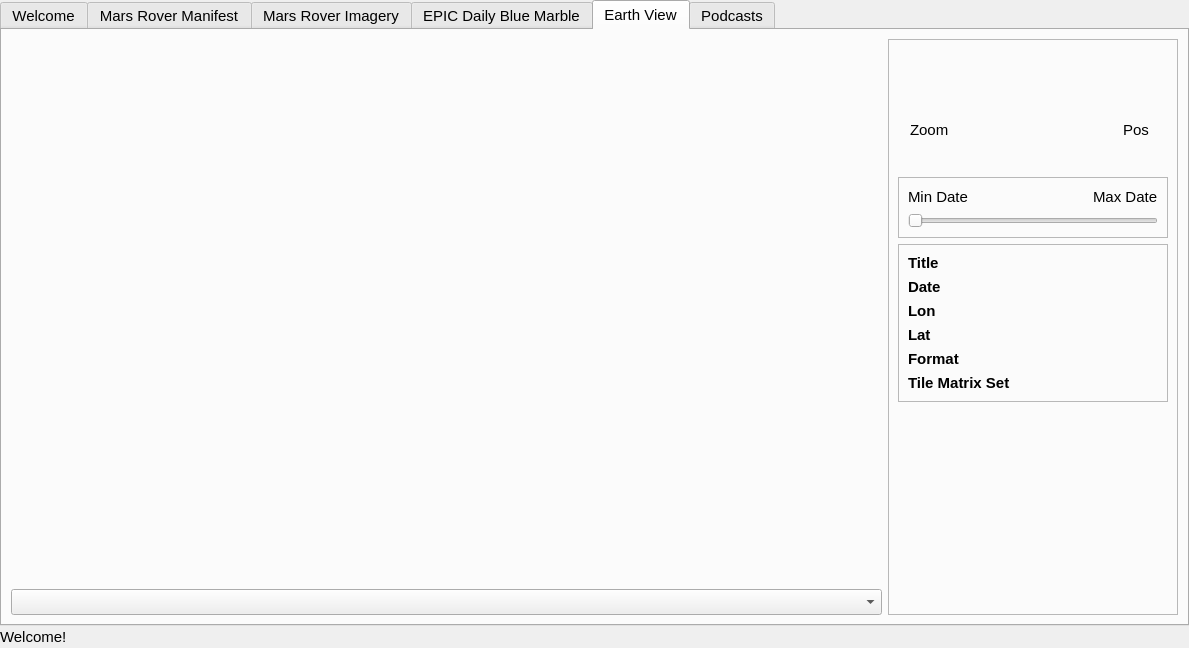
This is mainwindow.ui in DavidJerman/AstroXplorer as Qt 5 draws it before an edit. The edited form follows.
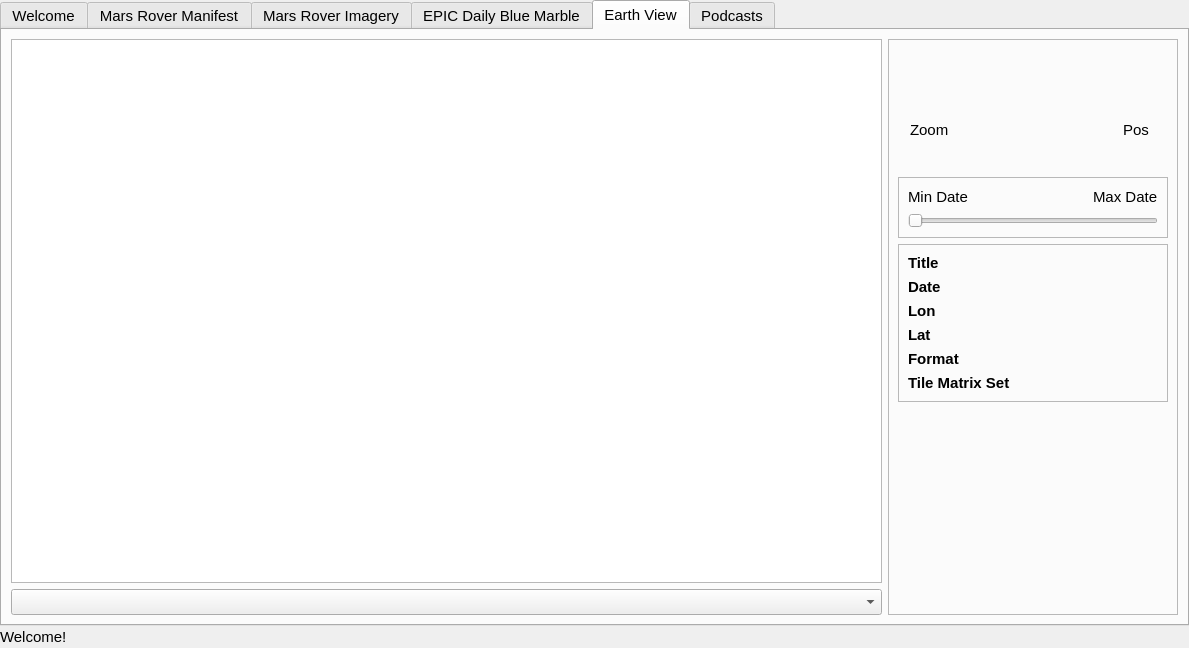
This is the edited form. Icons and pictures are not drawn.

Commit message: Map tiles are now loaded in the UI

```diff
--- a/mainwindow.ui
+++ b/mainwindow.ui
@@ -4062,16 +4062,6 @@
         <string>Earth View</string>
        </attribute>
        <layout class="QGridLayout" name="gridLayout_15" columnstretch="30,0,10">
-        <item row="0" column="0">
-         <widget class="QLabel" name="MapImageLabel">
-          <property name="text">
-           <string>&lt;Map Image Label&gt;</string>
-          </property>
-          <property name="alignment">
-           <set>Qt::AlignCenter</set>
-          </property>
-         </widget>
-        </item>
         <item row="0" column="2" rowspan="2">
          <widget class="QFrame" name="MapControlsFrame">
           <property name="frameShape">
@@ -4453,8 +4443,8 @@
              </property>
             </widget>
            </item>
-           <item row="4" column="0">
-            <widget class="QLabel" name="label_15">
+           <item row="4" column="0" alignment="Qt::AlignHCenter">
+            <widget class="QLabel" name="MapZoomLabel">
              <property name="text">
               <string/>
              </property>
@@ -4467,8 +4457,8 @@
              </property>
             </widget>
            </item>
-           <item row="4" column="4">
-            <widget class="QLabel" name="label_17">
+           <item row="4" column="4" alignment="Qt::AlignHCenter">
+            <widget class="QLabel" name="MapPosLabel">
              <property name="text">
               <string/>
              </property>
@@ -4480,6 +4470,64 @@
         <item row="1" column="0">
          <widget class="QComboBox" name="MapLayerComboBox"/>
         </item>
+        <item row="0" column="0">
+         <widget class="QTableWidget" name="MapTilesTable">
+          <property name="lineWidth">
+           <number>0</number>
+          </property>
+          <property name="verticalScrollBarPolicy">
+           <enum>Qt::ScrollBarAlwaysOff</enum>
+          </property>
+          <property name="horizontalScrollBarPolicy">
+           <enum>Qt::ScrollBarAlwaysOff</enum>
+          </property>
+          <property name="tabKeyNavigation">
+           <bool>false</bool>
+          </property>
+          <property name="dragDropOverwriteMode">
+           <bool>true</bool>
+          </property>
+          <property name="verticalScrollMode">
+           <enum>QAbstractItemView::ScrollPerPixel</enum>
+          </property>
+          <property name="horizontalScrollMode">
+           <enum>QAbstractItemView::ScrollPerPixel</enum>
+          </property>
+          <property name="showGrid">
+           <bool>false</bool>
+          </property>
+          <property name="gridStyle">
+           <enum>Qt::DotLine</enum>
+          </property>
+          <property name="wordWrap">
+           <bool>false</bool>
+          </property>
+          <property name="cornerButtonEnabled">
+           <bool>false</bool>
+          </property>
+          <attribute name="horizontalHeaderVisible">
+           <bool>false</bool>
+          </attribute>
+          <attribute name="horizontalHeaderMinimumSectionSize">
+           <number>512</number>
+          </attribute>
+          <attribute name="horizontalHeaderDefaultSectionSize">
+           <number>512</number>
+          </attribute>
+          <attribute name="horizontalHeaderHighlightSections">
+           <bool>false</bool>
+          </attribute>
+          <attribute name="verticalHeaderVisible">
+           <bool>false</bool>
+          </attribute>
+          <attribute name="verticalHeaderMinimumSectionSize">
+           <number>512</number>
+          </attribute>
+          <attribute name="verticalHeaderDefaultSectionSize">
+           <number>512</number>
+          </attribute>
+         </widget>
+        </item>
        </layout>
       </widget>
       <widget class="QWidget" name="PodcastsTab">
```
Left out of the diff: 33 changed lines with no effect on the pictures. The commit also changes 5 other files.
